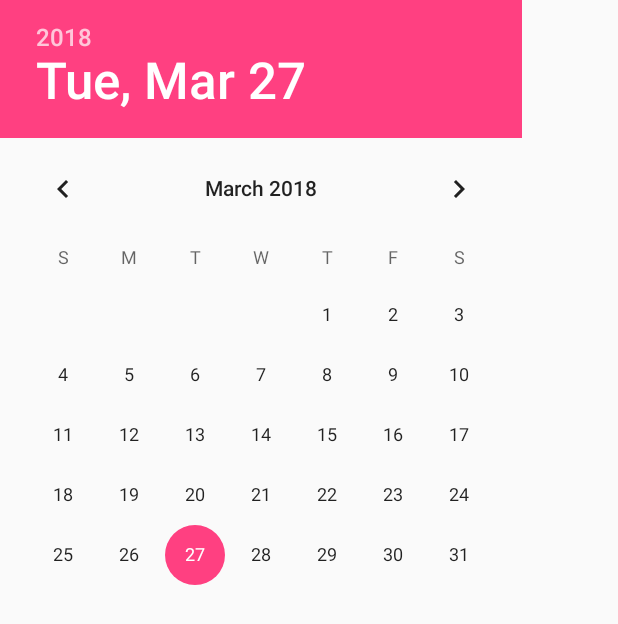
After one commit to wisetyni/My_Contact_List, an Android app: the layout fragment_birthday.xml on its own in the app's theme, with its tools: preview values and no code run, on a phone screen of 412 x 824 dp. The commit adds this screen. Shown: the top 624 px of the screen. Run offline under Robolectric (Android 15) with nearby library versions, the phone set to English and light mode, and no system bars.

Commit message:
added date picker fragment and ui

```diff
--- a/app/build.gradle
+++ b/app/build.gradle
@@ -9,7 +9,7 @@
         versionCode 1
         versionName "1.0"
         testInstrumentationRunner "android.support.test.runner.AndroidJUnitRunner"
-        vectorDrawables.useSupportLibrary= true
+        vectorDrawables.useSupportLibrary = true
     }
     buildTypes {
         release {
@@ -25,6 +25,7 @@
     implementation 'com.android.support:design:26.1.0'
     implementation 'com.android.support.constraint:constraint-layout:1.0.2'
     implementation 'com.android.support:support-vector-drawable:26.1.0'
+    implementation 'com.android.support:support-v4:26.1.0'
     testImplementation 'junit:junit:4.12'
     androidTestImplementation 'com.android.support.test:runner:1.0.1'
     androidTestImplementation 'com.android.support.test.espresso:espresso-core:3.0.1'
--- /dev/null
+++ b/app/src/main/res/layout/fragment_birthday.xml
@@ -0,0 +1,12 @@
+<FrameLayout xmlns:android="http://schemas.android.com/apk/res/android"
+    xmlns:tools="http://schemas.android.com/tools"
+    android:layout_width="match_parent"
+    android:layout_height="match_parent"
+    tools:context="mycontactlist.example.com.my_contact_list.BirthdayFragment">
+
+
+    <DatePicker
+        android:id="@+id/birthdayPicker"
+        android:layout_width="match_parent"
+        android:layout_height="match_parent" />
+</FrameLayout>
--- a/app/src/main/res/values/strings.xml
+++ b/app/src/main/res/values/strings.xml
@@ -15,7 +15,8 @@
     <string name="hint_contact_cell">Cell Phone</string>
     <string name="hint_contact_email">E-Mail Address</string>
 
-
+    <!-- TODO: Remove or change this placeholder text -->
+    <string name="hello_blank_fragment">Hello blank fragment</string>
 
 
 </resources>
```
Also changed, not shown: app/src/main/java/mycontactlist/example/com/my_contact_list/BirthdayFragment.java (added, +111 -0 lines).
